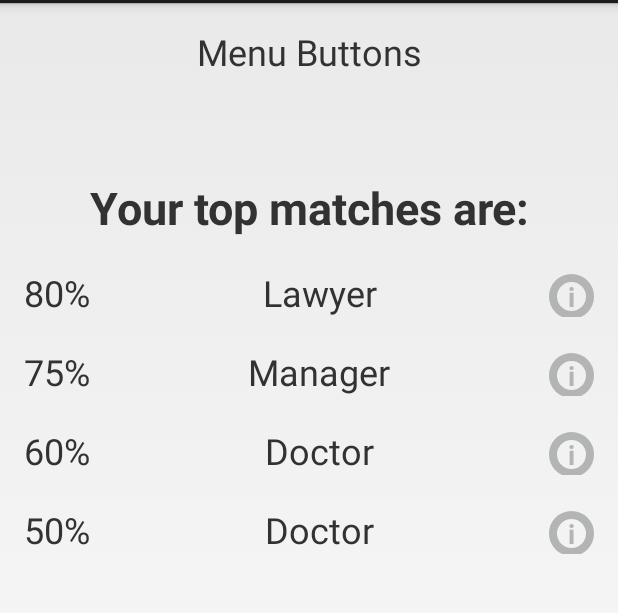
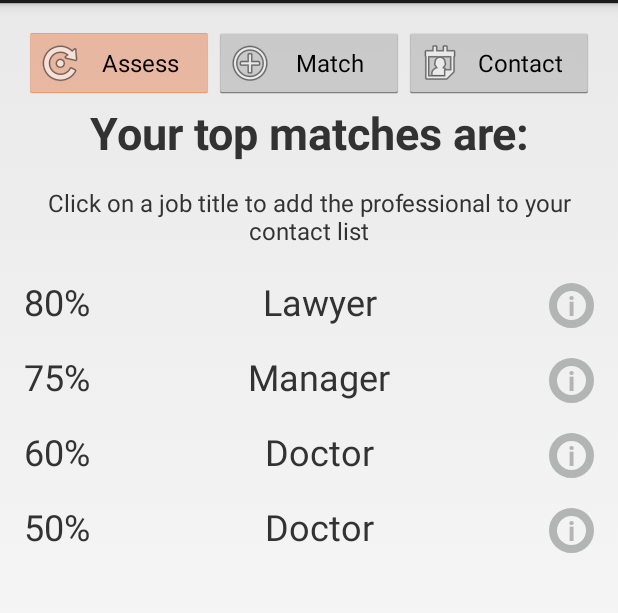
Before and after one commit to LeoSanada/Jobot_TO626, an Android app: the JobActivity screen opened directly, with no data from a screen before it, on a phone screen of 412 x 824 dp, the part 69-682 px from its top. Run offline under Robolectric (Android 15) with nearby library versions, the phone set to English and light mode, and no system bars.

Commit message:
Menu available everywhere

```diff
--- a/app/src/main/java/com/example/ryo/jobot_to626/JobActivity.java
+++ b/app/src/main/java/com/example/ryo/jobot_to626/JobActivity.java
@@ -3,6 +3,8 @@ package com.example.ryo.jobot_to626;
 import android.app.Activity;
 import android.content.Intent;
 import android.os.Bundle;
+import android.support.v4.app.FragmentActivity;
+import android.support.v4.view.ViewPager;
 import android.view.Menu;
 import android.view.MenuItem;
 import android.view.View;
@@ -11,8 +13,9 @@ import android.widget.TextView;
 
 import org.w3c.dom.Text;
 
-public class JobActivity extends Activity implements View.OnClickListener{
+public class JobActivity extends FragmentActivity implements View.OnClickListener{
 
+    ViewPager viewpagerTopmenu;
     private Button infoButton1;
     private Button infoButton2;
     private Button infoButton3;
@@ -30,6 +33,8 @@ public class JobActivity extends Activity implements View.OnClickListener{
     protected void onCreate(Bundle savedInstanceState) {
         super.onCreate(savedInstanceState);
         setContentView(R.layout.activity_job);
+        viewpagerTopmenu = (ViewPager) findViewById(R.id.viewpagerTopmenu);
+        viewpagerTopmenu.setAdapter(new MenuAdapter(getSupportFragmentManager()));
 
         infoButton1 = (Button) findViewById(R.id.infoButton1);
         infoButton2 = (Button) findViewById(R.id.infoButton2);
--- a/app/src/main/res/layout/activity_job.xml
+++ b/app/src/main/res/layout/activity_job.xml
@@ -10,22 +10,17 @@
     android:paddingTop="@dimen/activity_vertical_margin"
     tools:context="com.example.ryo.jobot_to626.JobActivity">
 
-    <TextView
-        android:text="Menu Buttons"
-        android:layout_width="match_parent"
-        android:layout_height="wrap_content"
-        android:id="@+id/textView4"
-        android:textAlignment="center"
-        android:textSize="24sp" />
+
 
     <LinearLayout
         android:orientation="vertical"
         android:layout_width="match_parent"
-        android:layout_marginTop="100dp"
-        android:layout_alignParentTop="true"
-        android:layout_alignParentLeft="true"
-        android:layout_alignParentStart="true"
-        android:layout_height="wrap_content">
+        android:layout_height="match_parent">
+
+        <android.support.v4.view.ViewPager
+            android:id="@+id/viewpagerTopmenu"
+            android:layout_height="50dp"
+            android:layout_width="match_parent" />
 
         <TextView
             android:text="Your top matches are:"
@@ -36,6 +31,15 @@
             android:textAlignment="center"
             android:textStyle="normal|bold" />
 
+        <TextView
+            android:text="Click on a job title to add the professional to your contact list"
+            android:layout_width="match_parent"
+            android:layout_height="wrap_content"
+            android:id="@+id/textView6"
+            android:textSize="16sp"
+            android:textAlignment="center"
+            android:layout_marginTop="15dp"/>
+
         <Space
             android:layout_width="match_parent"
             android:layout_height="20dp" />
@@ -43,7 +47,7 @@
         <LinearLayout
             android:orientation="horizontal"
             android:layout_width="match_parent"
-            android:layout_height="wrap_content">
+            android:layout_height="50dp">
 
             <TextView
                 android:text="80%"
@@ -74,14 +78,10 @@
 
         </LinearLayout>
 
-        <Space
-            android:layout_width="match_parent"
-            android:layout_height="20dp" />
-
         <LinearLayout
             android:orientation="horizontal"
             android:layout_width="match_parent"
-            android:layout_height="wrap_content">
+            android:layout_height="50dp">
 
             <TextView
                 android:text="75%"
@@ -111,14 +111,10 @@
                 android:textStyle="normal|bold" />
         </LinearLayout>
 
-        <Space
-            android:layout_width="match_parent"
-            android:layout_height="20dp" />
-
         <LinearLayout
             android:orientation="horizontal"
             android:layout_width="match_parent"
-            android:layout_height="match_parent">
+            android:layout_height="50dp">
 
             <TextView
                 android:text="60%"
@@ -149,14 +145,10 @@
 
         </LinearLayout>
 
-        <Space
-            android:layout_width="match_parent"
-            android:layout_height="20dp" />
-
         <LinearLayout
             android:orientation="horizontal"
             android:layout_width="match_parent"
-            android:layout_height="match_parent">
+            android:layout_height="50dp">
 
             <TextView
                 android:text="50%"
@@ -187,11 +179,6 @@
 
         </LinearLayout>
 
-        <Space
-            android:layout_width="match_parent"
-            android:layout_height="40dp"
-            android:layout_weight="1" />
-
     </LinearLayout>
 
 </RelativeLayout>
```
Also changed, not shown: app/src/main/java/com/example/ryo/jobot_to626/MeetActivity.java (+12 -1 lines), app/src/main/java/com/example/ryo/jobot_to626/SchedulingActivity.java (+8 -1 lines), app/src/main/java/com/example/ryo/jobot_to626/WikiDbActivity.java (+15 -1 lines), app/src/main/res/layout/activity_meet.xml (+29 -55 lines), app/src/main/res/layout/activity_scheduling.xml (+12 -1 lines), app/src/main/res/layout/activity_wiki_db.xml (+10 -0 lines).
